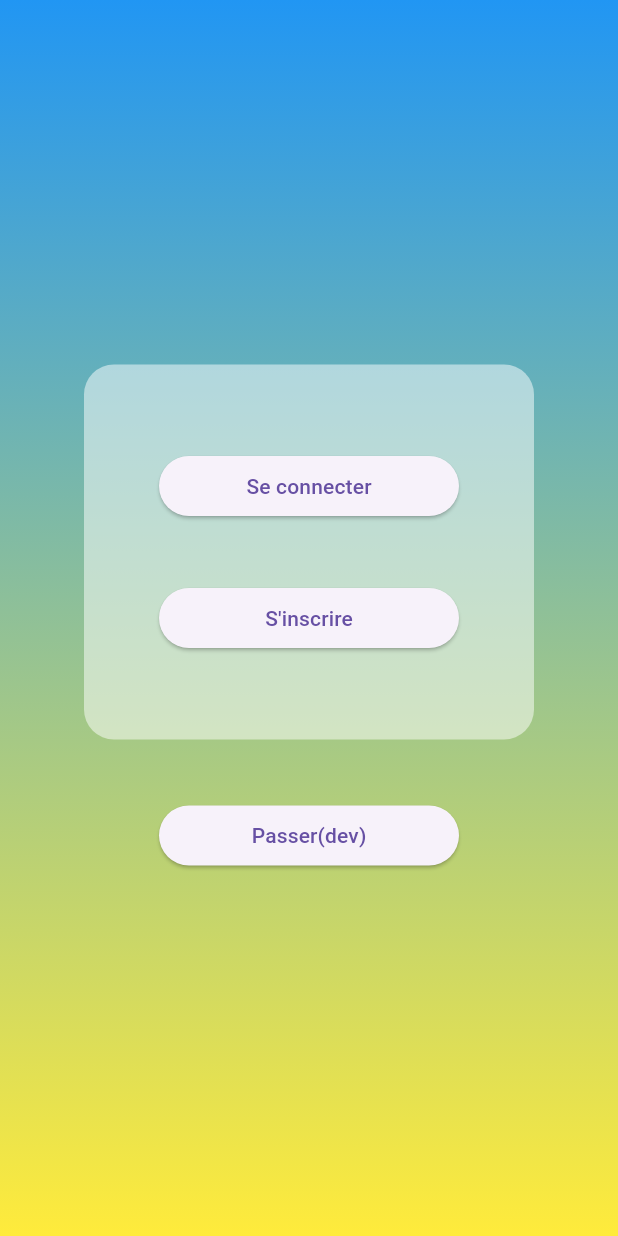
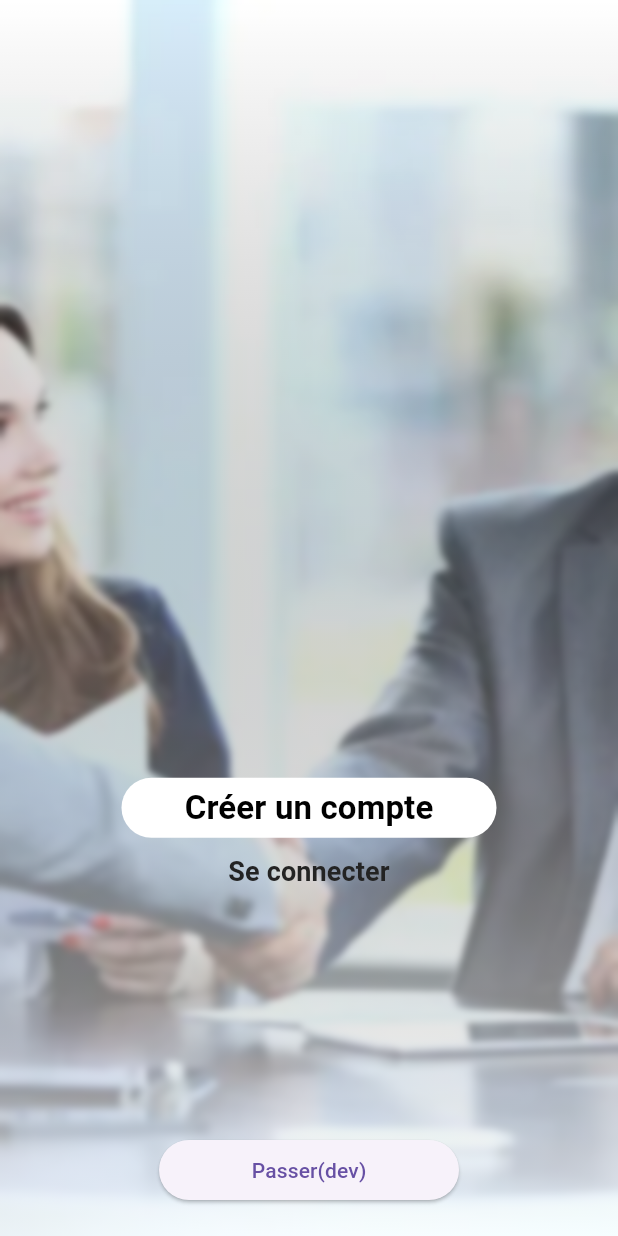
Before and after one commit to algosup/2023-2024-project-5-flutter-team-5, a Flutter app: the screen it shows after launch, on a phone screen of 412 x 824 dp. Run offline on Flutter 3.47's test engine with Material 3 defaults, Android fonts, the phone set to English and light mode, and no system bars; our stand-ins replace flutter_card_swiper, fluttertoast, multi_select_flutter.

Commit message:
redesign the welcome page

```diff
--- a/App/lib/connection/welcomepage.dart
+++ b/App/lib/connection/welcomepage.dart
@@ -1,5 +1,6 @@
+import 'dart:ui';
+
 import 'package:flutter/material.dart';
-
 import './loginpage.dart';
 import './signinpage.dart';
 import '../matchpage.dart';
@@ -10,58 +11,103 @@ class WelcomePage extends StatelessWidget {
   @override
   Widget build(BuildContext context) {
     return Scaffold(
-      body: Container(   // Background
-                decoration: const BoxDecoration(
-                  gradient: LinearGradient(
-                    colors: [Colors.blue, Colors.yellow],
-                    begin: Alignment.topCenter,
-                    end: Alignment.bottomCenter,
+      body: Stack(
+        children: [
+          // Background image with blur
+          Container(
+            decoration: BoxDecoration(
+              image: DecorationImage(
+                image: AssetImage('assets/background_welcomepage.png'),
+                fit: BoxFit.cover, // Cover ensures the image covers the entire container
+                alignment: Alignment.center,
               ),
             ),
-                child: Center(
+            child: BackdropFilter(
+              filter: ImageFilter.blur(sigmaX: 2, sigmaY: 2),
+              child: Container(
+                color: const Color.fromARGB(255, 255, 255, 255).withOpacity(0.1),
+              ),
+            ),
+            width: double.infinity, // Ensure the container takes up the entire width of the screen
+            height: double.infinity, // Ensure the container takes up the entire height of the screen
+          ),
+          // Gradient overlay at the bottom
+          Container(
+            decoration: BoxDecoration(
+              gradient: LinearGradient(
+                begin: Alignment.bottomCenter,
+                end: Alignment.topCenter,
+                colors: [
+                  const Color.fromARGB(255, 255, 255, 255).withOpacity(0.7),
+                  Colors.transparent,
+                ],
+              ),
+            ),
+            width: double.infinity,
+            height: double.infinity,
+          ),
+          // Centered content
+          Center(
+            child: Column(
+              mainAxisAlignment: MainAxisAlignment.end,
+              children: [
+                Container(
+                  width: 500,
+                  height: 300,
+                  padding: const EdgeInsets.all(40.0),
                   child: Column(
                     mainAxisAlignment: MainAxisAlignment.center,
                     children: [
-                      Container( // White box
-                        decoration: BoxDecoration(
-                          color: Colors.white.withOpacity(0.5),
-                          borderRadius: BorderRadius.circular(20),
+                      SizedBox(
+                        width: 250.0,
+                        height: 40.0,
+                        child: ElevatedButton(
+                          onPressed: () => Navigator.of(context).push(SigninPage(0)),
+                          style: ElevatedButton.styleFrom(
+                            backgroundColor: Colors.white,
+                            foregroundColor: Colors.black,
+                            shadowColor: Colors.transparent,
+                            elevation: 5,
+                            shape: RoundedRectangleBorder(borderRadius: BorderRadius.circular(32.0)),
                           ),
-                        width: 300,
-                        height: 250,
-                        padding: const EdgeInsets.all(40.0),
-                        child: Column(
-                          mainAxisAlignment: MainAxisAlignment.center,
-                          children: [ // Buttons
+                          child: const Text('Créer un compte', style: TextStyle(fontSize: 22, fontWeight: FontWeight.bold)),
+                        ),
+                      ),
+                      const SizedBox(height: 10.0),
                       SizedBox(
                         width: 200.0,
-                              child: ElevatedButton( // to login
+                        height: 25,
+                        child: ElevatedButton(
                           onPressed: () => Navigator.of(context).push(LoginPage(0)),
-                                child: const Text('Se connecter'),
+                          style: ElevatedButton.styleFrom(
+                            backgroundColor: Colors.transparent,
+                            foregroundColor: Colors.white,
+                            shadowColor: Colors.transparent,
+                            elevation: 5,
+                            shape: RoundedRectangleBorder(borderRadius: BorderRadius.circular(32.0)),
                           ),
+                          child: const Text(
+                            'Se connecter',
+                            style: TextStyle(fontSize: 18, fontWeight: FontWeight.bold, color: Color.fromARGB(255, 35, 35, 35)),
                           ),
-                            const SizedBox(height: 40.0),
-                            SizedBox(
-                              width: 200.0,
-                              child: ElevatedButton( // to sign in
-                                onPressed: () => Navigator.of(context).push(SigninPage(0)),
-                                child: const Text('S\'inscrire'),
                         ),
                       ),
                     ],
                   ),
                 ),
-                      const SizedBox(height: 40.0), // dev button
+                const SizedBox(height: 50.0), // dev button
                 SizedBox(
                   width: 200.0,
                   child: ElevatedButton(
                     onPressed: () => Navigator.of(context).push(MaterialPageRoute(builder: (context) => MPage())),
                     child: const Text('Passer(dev)'),
                   ),
-                      ), // end dev button
+                ),
+                const SizedBox(height: 20.0), // end dev button
               ],
             ),
           ),
+        ],
       ),
     );
   }
--- a/App/pubspec.yaml
+++ b/App/pubspec.yaml
@@ -82,6 +82,7 @@ flutter:
   - assets/heart.png
   - assets/cross.png
   - assets/backarrow.png
+  - assets/background_welcomepage.png
 
   # An image asset can refer to one or more resolution-specific "variants", see
   # https://flutter.dev/assets-and-images/#resolution-aware
```
Also changed, not shown: App/assets/background_welcomepage.png (added), App/pubspec.lock, 10 other files. Lines whose indentation alone changed are shown as unchanged.
